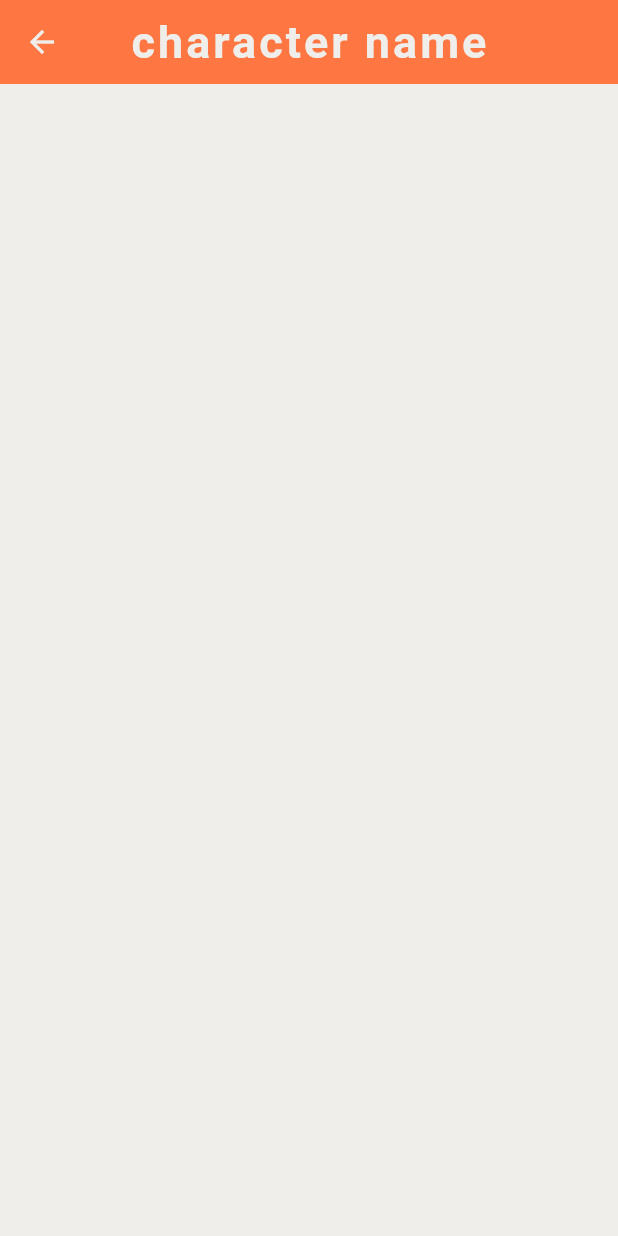
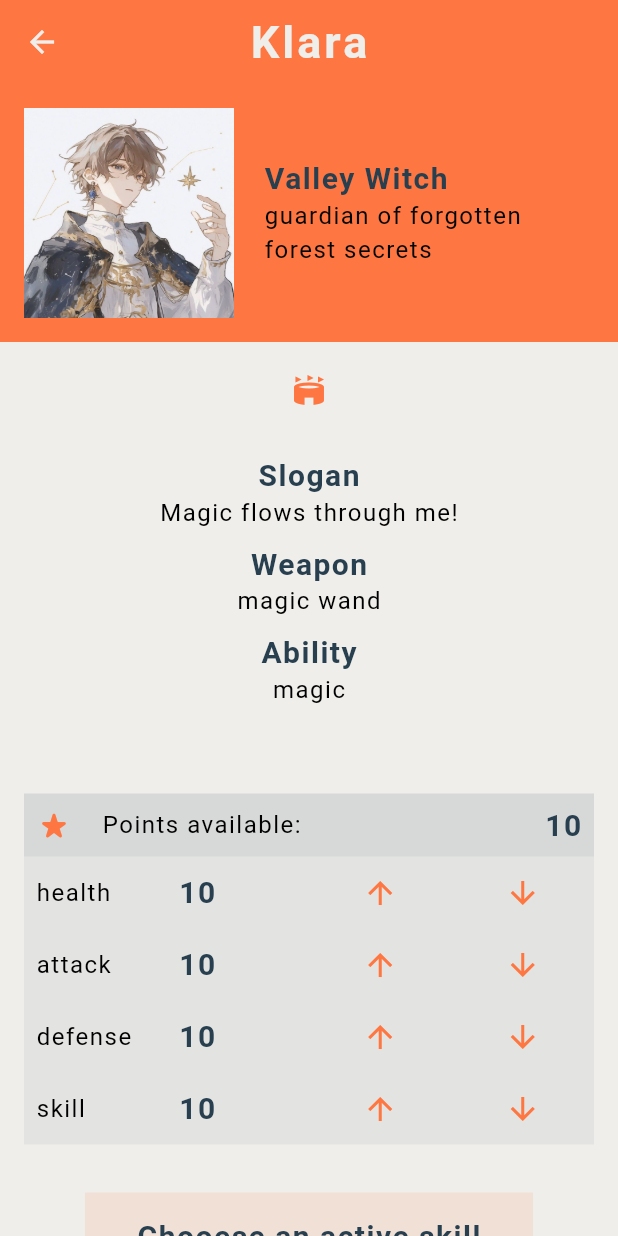
Before and after one commit to ZO-Fang/rpg_game, a Flutter app: the screen it shows after launch, after a tap on the "account box" icon, on a phone screen of 412 x 824 dp. Run offline on Flutter 3.47's test engine with Material 3 defaults, Android fonts, the phone set to English and light mode, and no system bars; our stand-ins replace google_fonts; Roboto replaces fonts that are missing (Alata, Almendra).

Commit message:
working on profile page

```diff
--- a/lib/model/skill.dart
+++ b/lib/model/skill.dart
@@ -16,32 +16,32 @@ class Skill {
 
 final List<Skill> allSkills = [
   // valley witch skills
-  Skill(id: '1', name: 'Lightning Bolt', image: 'lightning_bolt.jpg', vocation: Vocation.witch),
-  Skill(id: '2', name: 'Frost Shield', image: 'frost_shield.jpg', vocation: Vocation.witch),
-  Skill(id: '3', name: 'Arcane Missile', image: 'arcane_missile.jpg', vocation: Vocation.witch),
-  Skill(id: '4', name: 'Teleport', image: 'teleport.jpg', vocation: Vocation.witch),
+  Skill(id: '1', name: 'Lightning Bolt', image: 'magic1.jpg', vocation: Vocation.witch),
+  Skill(id: '2', name: 'Frost Shield', image: 'magic2.jpg', vocation: Vocation.witch),
+  Skill(id: '3', name: 'Arcane Missile', image: 'magic3.jpg', vocation: Vocation.witch),
+  Skill(id: '4', name: 'Teleport', image: 'magic4.jpg', vocation: Vocation.witch),
 
   // iron warrior skills
-  Skill(id: '5', name: 'Power Strike', image: 'power_strike.jpg', vocation: Vocation.warrior),
-  Skill(id: '6', name: 'Shield Bash', image: 'shield_bash.jpg', vocation: Vocation.warrior),
-  Skill(id: '7', name: 'Berserker Rage', image: 'berserker_rage.jpg', vocation: Vocation.warrior),
-  Skill(id: '8', name: 'Iron Defense', image: 'iron_defense.jpg', vocation: Vocation.warrior),
+  Skill(id: '5', name: 'Power Strike', image: 'wa1.jpg', vocation: Vocation.warrior),
+  Skill(id: '6', name: 'Shield Bash', image: 'wa2.jpg', vocation: Vocation.warrior),
+  Skill(id: '7', name: 'Berserker Rage', image: 'wa3.jpg', vocation: Vocation.warrior),
+  Skill(id: '8', name: 'Iron Defense', image: 'wa4.jpg', vocation: Vocation.warrior),
 
   // forest ranger skills
-  Skill(id: '9', name: 'Eagle Eye', image: 'eagle_eye.jpg', vocation: Vocation.archer),
-  Skill(id: '10', name: 'Multi Shot', image: 'multi_shot.jpg', vocation: Vocation.archer),
-  Skill(id: '11', name: 'Poison Arrow', image: 'poison_arrow.jpg', vocation: Vocation.archer),
-  Skill(id: '12', name: 'Rain of Arrows', image: 'rain_arrows.jpg', vocation: Vocation.archer),
+  Skill(id: '9', name: 'Eagle Eye', image: 'ar1.jpg', vocation: Vocation.archer),
+  Skill(id: '10', name: 'Multi Shot', image: 'ar2.jpg', vocation: Vocation.archer),
+  Skill(id: '11', name: 'Poison Arrow', image: 'ar3.jpg', vocation: Vocation.archer),
+  Skill(id: '12', name: 'Rain of Arrows', image: 'ar4.jpg', vocation: Vocation.archer),
 
   // shadow blade skills
-  Skill(id: '13', name: 'Shadow Step', image: 'shadow_step.jpg', vocation: Vocation.assassin),
-  Skill(id: '14', name: 'Critical Strike', image: 'critical_strike.jpg', vocation: Vocation.assassin),
-  Skill(id: '15', name: 'Smoke Bomb', image: 'smoke_bomb.jpg', vocation: Vocation.assassin),
-  Skill(id: '16', name: 'Backstab', image: 'backstab.jpg', vocation: Vocation.assassin),
+  Skill(id: '13', name: 'Shadow Step', image: 'ass1.jpg', vocation: Vocation.assassin),
+  Skill(id: '14', name: 'Critical Strike', image: 'ass2.jpg', vocation: Vocation.assassin),
+  Skill(id: '15', name: 'Smoke Bomb', image: 'ass3.jpg', vocation: Vocation.assassin),
+  Skill(id: '16', name: 'Backstab', image: 'ass4.jpg', vocation: Vocation.assassin),
 
   // holy knight skills
-  Skill(id: '17', name: 'Divine Light', image: 'divine_light.jpg', vocation: Vocation.paladin),
-  Skill(id: '18', name: 'Healing Prayer', image: 'healing_prayer.jpg', vocation: Vocation.paladin),
-  Skill(id: '19', name: 'Holy Strike', image: 'holy_strike.jpg', vocation: Vocation.paladin),
-  Skill(id: '20', name: 'Sacred Shield', image: 'sacred_shield.jpg', vocation: Vocation.paladin),
+  Skill(id: '17', name: 'Divine Light', image: 'pa1.jpg', vocation: Vocation.paladin),
+  Skill(id: '18', name: 'Healing Prayer', image: 'pa2.jpg', vocation: Vocation.paladin),
+  Skill(id: '19', name: 'Holy Strike', image: 'pa3.jpg', vocation: Vocation.paladin),
+  Skill(id: '20', name: 'Sacred Shield', image: 'pa4.jpg', vocation: Vocation.paladin),
 ];
--- a/lib/model/stats.dart
+++ b/lib/model/stats.dart
@@ -40,25 +40,27 @@ mixin Stats {
       if (stat == 'skill'){
         _skill++;
       }
+
+      //当有某个数字增加了，那么point就会相应减少
+      _points--;
     }
   }
 
   void decreaseStat(String stat){
     if(stat == 'health' && _health > 5) {
       _health--;
-      _points++;
     }
     if(stat == 'attack' && _attack > 5) {
       _attack--;
-      _points++;
     }
     if(stat == 'defense' && _defense > 5) {
       _defense--;
-      _points++;
     }
     if(stat == 'skill' && _skill > 5) {
       _skill--;
-      _points++;
     }
+
+    //如果某个数字减少了，那么能用的points会相应增加
+    _points++;
   }
 }
--- a/lib/screens/home/character_card.dart
+++ b/lib/screens/home/character_card.dart
@@ -6,6 +6,7 @@ import 'package:rpg_game/theme.dart';
 
 class CharacterCard extends StatelessWidget {
   const CharacterCard(this.character, {super.key});
+  //这个this.character是关心顺序的，在花括号外面
 
   final Character character;
 
@@ -39,7 +40,7 @@ class CharacterCard extends StatelessWidget {
             IconButton(
               onPressed: () {
                 Navigator.push(context, MaterialPageRoute(
-                    builder: (ctx) => const Profile(),
+                    builder: (ctx) => Profile(character: character),
                 ));
               },
               icon: Icon(Icons.account_box_outlined, color: AppColors.orange)
--- a/lib/screens/profile/profile.dart
+++ b/lib/screens/profile/profile.dart
@@ -1,19 +1,92 @@
 import 'package:flutter/material.dart';
+import 'package:rpg_game/model/character.dart';
+import 'package:rpg_game/screens/profile/skill_list.dart';
+import 'package:rpg_game/screens/profile/stats_table.dart';
 import 'package:rpg_game/shared/styled_text.dart';
+import 'package:rpg_game/theme.dart';
 
 class Profile extends StatelessWidget {
-  const Profile({super.key});
+  const Profile({
+    super.key,
+    required this.character   //这个是不关心顺序的命名参数，在花括号里面
+  });
+
+  final Character character;
 
   @override
   Widget build(BuildContext context) {
     return Scaffold(
       appBar: AppBar(
-        title: const StyledTitle('character name'),
+        title: StyledTitle(character.name),
       ),
-      body: const SingleChildScrollView(
+      body: SingleChildScrollView(
         child: Column(
           crossAxisAlignment: CrossAxisAlignment.center,
           children: [
+            //介绍角色的详细信息
+            Container(
+              padding: const EdgeInsets.all(16),
+              color: AppColors.orange,
+              child: Row(
+                children: [
+                  Image.asset('assets/img/vocations/${character.vocation.image}',
+                  width: 140,
+                  height: 140,
+                  fit: BoxFit.cover, // 图片会被裁剪以填满整个区域，保持宽高比
+                  alignment: Alignment.topCenter, // 从顶部中心开始显示
+                  ),
+                  const SizedBox(width: 20),
+                  Expanded(
+                    child: Column(
+                      crossAxisAlignment: CrossAxisAlignment.start,
+                      children: [
+                        StyledHeading(character.vocation.title),
+                        StyledText(character.vocation.description)
+                      ]
+                    )
+                  )
+                ]
+              )
+            ),
+
+            const SizedBox(height: 20),
+            Center(child: Icon(Icons.stadium, color: AppColors.orange)),
+
+            Padding(
+              padding: const EdgeInsets.all(16),
+              child: Container(
+                alignment: Alignment.center,
+                width: double.infinity,
+                padding: const EdgeInsets.all(16),
+                child: Column(
+                  children: [
+                    const StyledHeading('Slogan'),
+                    StyledText(character.slogan),
+                    const SizedBox(height: 10),
+
+                    const StyledHeading('Weapon'),
+                    StyledText(character.vocation.weapon),
+                    const SizedBox(height: 10),
+
+                    const StyledHeading('Ability'),
+                    StyledText(character.vocation.ability),
+                    const SizedBox(height: 10),
+                  ]
+                )
+              )
+            ),
+
+            //下面放具体的角色技能
+            Container(
+              alignment: Alignment.center,
+              child: Column(
+                children: [
+                  StatsTable(hero: character),
+                  //这里，把character传送到参数名hero里
+                  SkillList(hero: character)
+                ]
+              )
+            )
 
           ]
         )
--- /dev/null
+++ b/lib/screens/profile/skill_list.dart
@@ -0,0 +1,58 @@
+import 'package:flutter/material.dart';
+import 'package:rpg_game/model/character.dart';
+import 'package:rpg_game/model/skill.dart';
+import 'package:rpg_game/shared/styled_text.dart';
+import 'package:rpg_game/theme.dart';
+
+class SkillList extends StatefulWidget {
+  const SkillList({
+    super.key,
+    required this.hero
+  });
+
+  final Character hero;
+
+  @override
+  State<SkillList> createState() => _SkillListState();
+}
+
+class _SkillListState extends State<SkillList> {
+  late List<Skill> availableSkills;
+  //late是延迟初始化，也就是不在声明时初始化，但会在使用前初始化
+
+  @override
+  void initState() {
+    availableSkills = allSkills.where((skill) {
+      return skill.vocation == widget.hero.vocation;
+    }).toList();
+
+    /**
+     * initState() 是 Flutter StatefulWidget 的生命周期方法之一。
+     * 当这个 widget 第一次被创建时会调用这个方法，通常用来：
+        初始化数据
+        设置监听器
+        进行一次性的设置操作
+     * */
+
+    super.initState();
+  }
+
+
+  @override
+  Widget build(BuildContext context) {
+    return Padding(
+      padding: const EdgeInsets.all(16),
+      child: Container(
+        padding: const EdgeInsets.all(16),
+        color: AppColors.orange.withAlpha(30),
+        child: Column(
+          children: [
+            const StyledHeading('Chooese an active skill'),
+            const StyledText('Skills are unique to your vovation'),
+            const SizedBox(height: 20),
+          ]
+        )
+      )
+    );
+  }
+}
--- /dev/null
+++ b/lib/screens/profile/stats_table.dart
@@ -0,0 +1,111 @@
+import 'package:flutter/material.dart';
+import 'package:rpg_game/model/character.dart';
+import 'package:rpg_game/shared/styled_text.dart';
+import 'package:rpg_game/theme.dart';
+
+class StatsTable extends StatefulWidget {
+  //const StatsTable(this.character, {super.key,});
+  //这两个构造函数没啥区别，就是看使用的时候写不写参数名
+
+  const StatsTable({
+    super.key,
+    required this.hero  //我可以给它取别的名字
+  });
+
+  final Character hero;
+
+  @override
+  State<StatsTable> createState() => _StatsTableState();
+}
+
+class _StatsTableState extends State<StatsTable> {
+  @override
+  Widget build(BuildContext context) {
+    return Padding(
+      padding: const EdgeInsets.all(16),
+      child: Column(
+
+        children: [
+
+          Container(
+            color: AppColors.navy.withAlpha(30),
+            padding: const EdgeInsets.all(8),
+            child: Row(
+              children : [
+                Icon(Icons.star_rate_rounded,
+                    color: widget.hero.points > 0 ? AppColors.orange : Colors.grey),
+                const SizedBox(width: 20),
+                const StyledText('Points available: '),
+                const Expanded(child: SizedBox(width: 20)),
+                StyledHeading(widget.hero.points.toString()),  //这里必须写widget，不然它找不到hero。这里的widget指的是statstable
+              ]
+            )
+          ),
+
+          Table(
+
+            children: widget.hero.statsAsFormattedList.map((stat) {
+              return TableRow(
+                decoration: BoxDecoration(
+                  color: AppColors.navy.withAlpha(15)
+                ),
+                children: [
+
+                  //表头
+                  TableCell(
+                      verticalAlignment: TableCellVerticalAlignment.middle,
+
+                      child: Padding(
+                        padding: const EdgeInsets.all(8),
+                        child: StyledText(stat['title']!)
+                  )),
+
+                  TableCell(
+                      verticalAlignment: TableCellVerticalAlignment.middle,
+
+                      child: Padding(
+                      padding: const EdgeInsets.all(8),
+                      child: StyledHeading(stat['value']!)
+                    )
+                  ),
+
+                  //上升
+                  TableCell(
+                    verticalAlignment: TableCellVerticalAlignment.middle,
+
+                    child: IconButton(
+                      icon: Icon(Icons.arrow_upward, color: AppColors.orange),
+                      onPressed: () {
+                        setState(() {
+                          widget.hero.increaseStat(stat['title']!);
+                        });
+                      }
+                    ),
+                  ),
+
+                  //下降
+                  TableCell(
+                    verticalAlignment: TableCellVerticalAlignment.middle,
+
+                    child: IconButton(
+                        icon: Icon(Icons.arrow_downward, color: AppColors.orange),
+                        onPressed: () {
+                          setState(() {
+                            widget.hero.decreaseStat(stat['title']!);
+                          });
+                        }
+                    ),
+                  ),
+                ]
+
+              );
+            }).toList(),
+          ),
+
+
+
+        ]
+      )
+    );
+  }
+}
```
